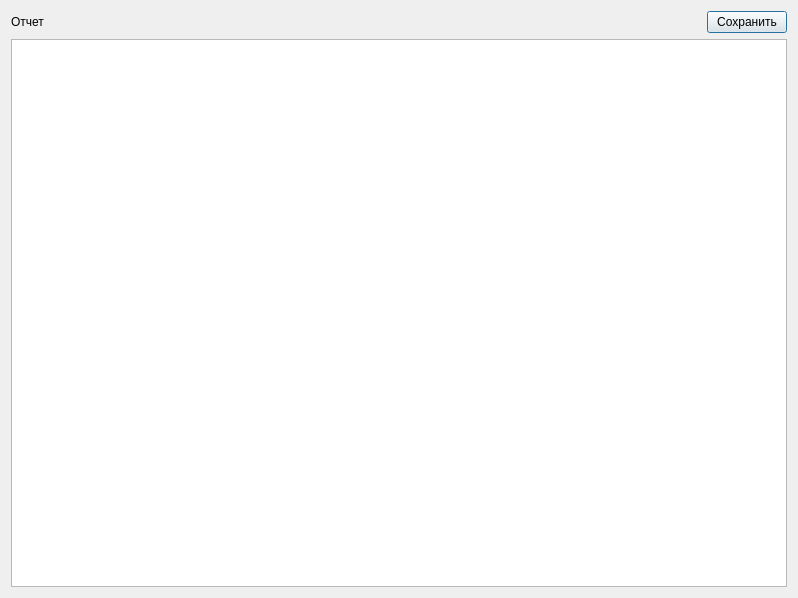
Old version of the form dialogreport.ui in the repository Sergeyego/doz_view.
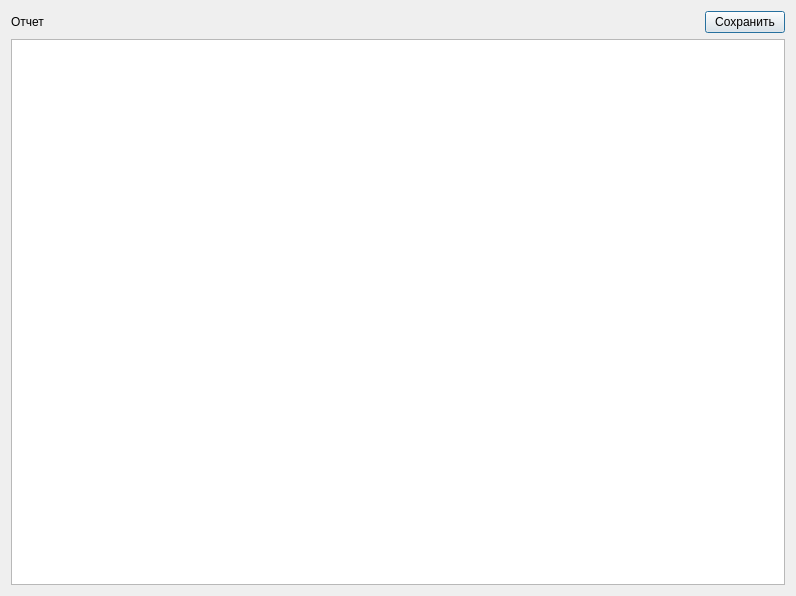
New version of the form. Custom widgets are drawn as their Qt base class.

What changed in the file:
```diff
--- a/dialogreport.ui
+++ b/dialogreport.ui
@@ -6,8 +6,8 @@
    <rect>
     <x>0</x>
     <y>0</y>
-    <width>798</width>
-    <height>598</height>
+    <width>796</width>
+    <height>596</height>
    </rect>
   </property>
   <property name="windowTitle">
```
